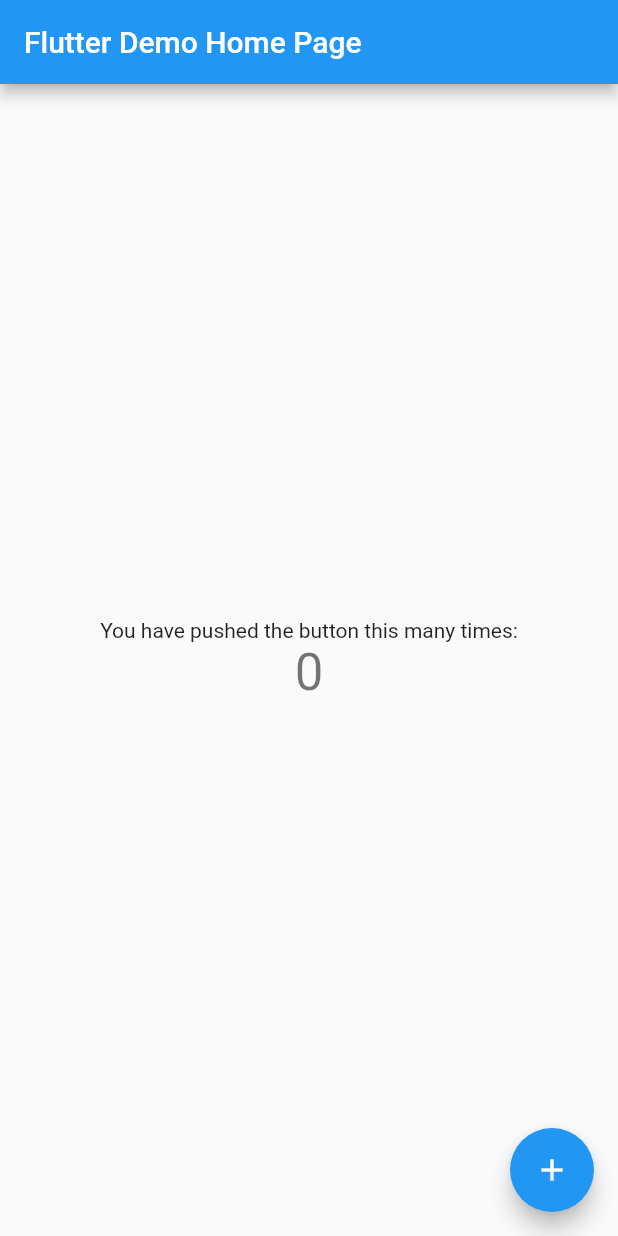
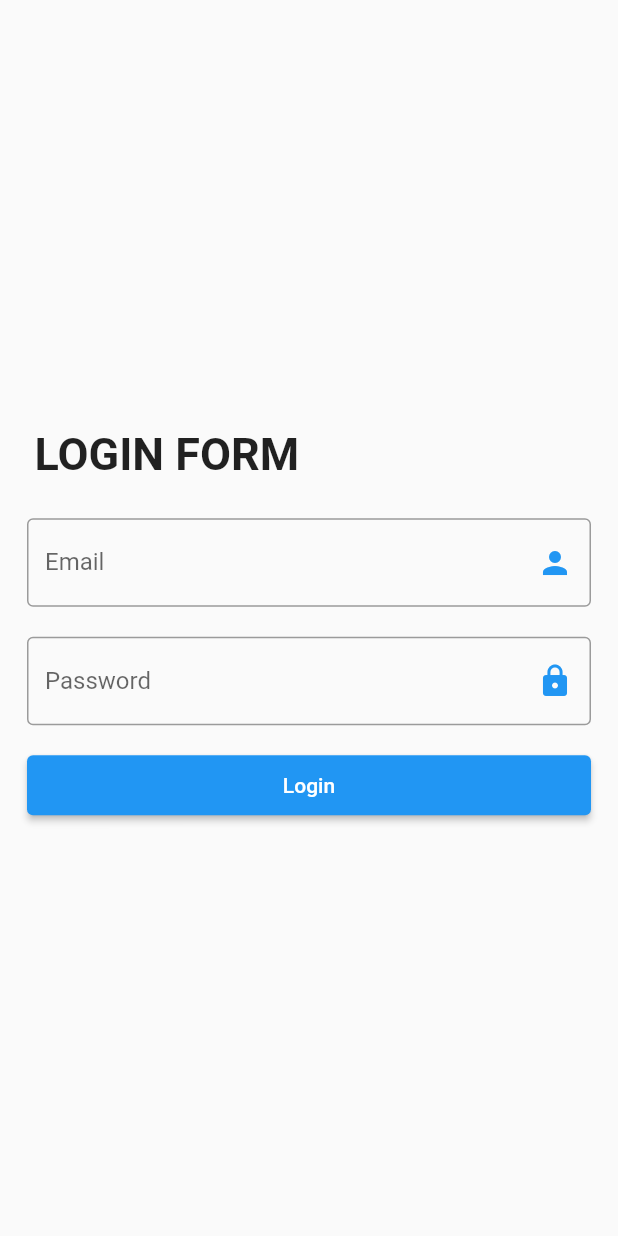
Before and after one commit to Daffaaq/flutter_stisla_mobile, a Flutter app: the screen it shows after launch, on a phone screen of 412 x 824 dp. Run offline on Flutter 3.47's test engine with Material 2 defaults, Android fonts, the phone set to English and light mode, and no system bars.

Commit message:
auth_login

```diff
--- a/lib/main.dart
+++ b/lib/main.dart
@@ -1,4 +1,6 @@
 import 'package:flutter/material.dart';
+import 'package:flutter_stisla_mobile/page/dashboard.dart';
+import 'package:flutter_stisla_mobile/page/login.dart';
 
 void main() {
   runApp(const MyApp());
@@ -11,105 +13,12 @@ class MyApp extends StatelessWidget {
   @override
   Widget build(BuildContext context) {
     return MaterialApp(
-      title: 'Flutter Demo',
-      theme: ThemeData(
-        // This is the theme of your application.
-        //
-        // Try running your application with "flutter run". You'll see the
-        // application has a blue toolbar. Then, without quitting the app, try
-        // changing the primarySwatch below to Colors.green and then invoke
-        // "hot reload" (press "r" in the console where you ran "flutter run",
-        // or simply save your changes to "hot reload" in a Flutter IDE).
-        // Notice that the counter didn't reset back to zero; the application
-        // is not restarted.
-        primarySwatch: Colors.blue,
-      ),
-      home: const MyHomePage(title: 'Flutter Demo Home Page'),
+      debugShowCheckedModeBanner: false,
+      initialRoute: '/login',
+      routes: {
+        '/': (context) => const Dashboard(),
+        '/login': (context) => const LoginPage(),
+      },
     );
   }
 }
-
-class MyHomePage extends StatefulWidget {
-  const MyHomePage({super.key, required this.title});
-
-  // This widget is the home page of your application. It is stateful, meaning
-  // that it has a State object (defined below) that contains fields that affect
-  // how it looks.
-
-  // This class is the configuration for the state. It holds the values (in this
-  // case the title) provided by the parent (in this case the App widget) and
-  // used by the build method of the State. Fields in a Widget subclass are
-  // always marked "final".
-
-  final String title;
-
-  @override
-  State<MyHomePage> createState() => _MyHomePageState();
-}
-
-class _MyHomePageState extends State<MyHomePage> {
-  int _counter = 0;
-
-  void _incrementCounter() {
-    setState(() {
-      // This call to setState tells the Flutter framework that something has
-      // changed in this State, which causes it to rerun the build method below
-      // so that the display can reflect the updated values. If we changed
-      // _counter without calling setState(), then the build method would not be
-      // called again, and so nothing would appear to happen.
-      _counter++;
-    });
-  }
-
-  @override
-  Widget build(BuildContext context) {
-    // This method is rerun every time setState is called, for instance as done
-    // by the _incrementCounter method above.
-    //
-    // The Flutter framework has been optimized to make rerunning build methods
-    // fast, so that you can just rebuild anything that needs updating rather
-    // than having to individually change instances of widgets.
-    return Scaffold(
-      appBar: AppBar(
-        // Here we take the value from the MyHomePage object that was created by
-        // the App.build method, and use it to set our appbar title.
-        title: Text(widget.title),
-      ),
-      body: Center(
-        // Center is a layout widget. It takes a single child and positions it
-        // in the middle of the parent.
-        child: Column(
-          // Column is also a layout widget. It takes a list of children and
-          // arranges them vertically. By default, it sizes itself to fit its
-          // children horizontally, and tries to be as tall as its parent.
-          //
-          // Invoke "debug painting" (press "p" in the console, choose the
-          // "Toggle Debug Paint" action from the Flutter Inspector in Android
-          // Studio, or the "Toggle Debug Paint" command in Visual Studio Code)
-          // to see the wireframe for each widget.
-          //
-          // Column has various properties to control how it sizes itself and
-          // how it positions its children. Here we use mainAxisAlignment to
-          // center the children vertically; the main axis here is the vertical
-          // axis because Columns are vertical (the cross axis would be
-          // horizontal).
-          mainAxisAlignment: MainAxisAlignment.center,
-          children: <Widget>[
-            const Text(
-              'You have pushed the button this many times:',
-            ),
-            Text(
-              '$_counter',
-              style: Theme.of(context).textTheme.headline4,
-            ),
-          ],
-        ),
-      ),
-      floatingActionButton: FloatingActionButton(
-        onPressed: _incrementCounter,
-        tooltip: 'Increment',
-        child: const Icon(Icons.add),
-      ), // This trailing comma makes auto-formatting nicer for build methods.
-    );
-  }
-}
--- /dev/null
+++ b/lib/page/login.dart
@@ -0,0 +1,87 @@
+import 'package:flutter/material.dart';
+import 'package:flutter_stisla_mobile/services/auth_services.dart';
+
+class LoginPage extends StatefulWidget {
+  const LoginPage({super.key});
+
+  @override
+  State<LoginPage> createState() => _LoginPageState();
+}
+
+class _LoginPageState extends State<LoginPage> {
+  final TextEditingController emailController = TextEditingController();
+  final TextEditingController passwordController = TextEditingController();
+
+  @override
+  Widget build(BuildContext context) {
+    return Scaffold(
+      body: Padding(
+        padding: const EdgeInsets.all(8.0),
+        child: Column(
+          mainAxisAlignment: MainAxisAlignment.center,
+          crossAxisAlignment: CrossAxisAlignment.start,
+          children: [
+            Container(
+              padding: EdgeInsets.all(15.0),
+              child: Text(
+                "LOGIN FORM",
+                style: TextStyle(
+                  fontWeight: FontWeight.bold,
+                  fontSize: 30,
+                ),
+              ),
+            ),
+            Container(
+              padding: EdgeInsets.all(10.0),
+              child: TextField(
+                decoration: InputDecoration(
+                  border: OutlineInputBorder(),
+                  labelText: 'Email',
+                  hintText: 'Enter valid email id as abc@gmail.com',
+                  suffixIcon: Icon(
+                    Icons.person,
+                    color: Colors.blue,
+                  ),
+                ),
+              ),
+            ),
+            Container(
+              padding: EdgeInsets.all(10.0),
+              child: TextField(
+                // obscureText: true,
+                decoration: InputDecoration(
+                  border: OutlineInputBorder(),
+                  labelText: 'Password',
+                  hintText: 'Enter secure password',
+                  suffixIcon: Icon(
+                    Icons.lock,
+                    color: Colors.blue,
+                  ),
+                ),
+              ),
+            ),
+            Container(
+              margin: EdgeInsets.all(10.0),
+              width: double.infinity,
+              height: 40,
+              // convert button
+              child: ElevatedButton(
+                onPressed: () {
+                  AuthService.requestLogin(
+                          emailController.text, passwordController.text)
+                      .then(
+                    (value) {
+                      print(value.token);
+                    },
+                  );
+                  Navigator.pushNamed(context, '/');
+                },
+                child: Text('Login'),
+              ),
+            ),
+          ],
+        ),
+      ),
+    );
+  }
+}
--- /dev/null
+++ b/lib/services/auth_services.dart
@@ -0,0 +1,29 @@
+import 'dart:convert';
+import 'package:http/http.dart' as http;
+
+class AuthService {
+  String token;
+
+  AuthService({
+    required this.token,
+  });
+
+  factory AuthService.createObjectResult(Map<String, dynamic> objectResult) {
+    return AuthService(token: objectResult['token']);
+  }
+
+  static Future<AuthService> requestLogin(String email, String password) async {
+    var apiUrl = Uri.http('192.168.100.96:8000', '/api/auth/login');
+
+    var response = await http.post(apiUrl, body: {
+      "email": email,
+      "password": password,
+      "device_name": "laptop",
+    });
+
+    print(response.statusCode);
+    var jsonObject = json.decode(response.body);
+
+    return AuthService.createObjectResult(jsonObject);
+  }
+}
```
Also changed, not shown: lib/models/user_model.dart (added, +37 -0 lines), lib/page/dashboard.dart (added, +26 -0 lines), pubspec.yaml (+5 -4 lines), pubspec.lock, 1 other file.
